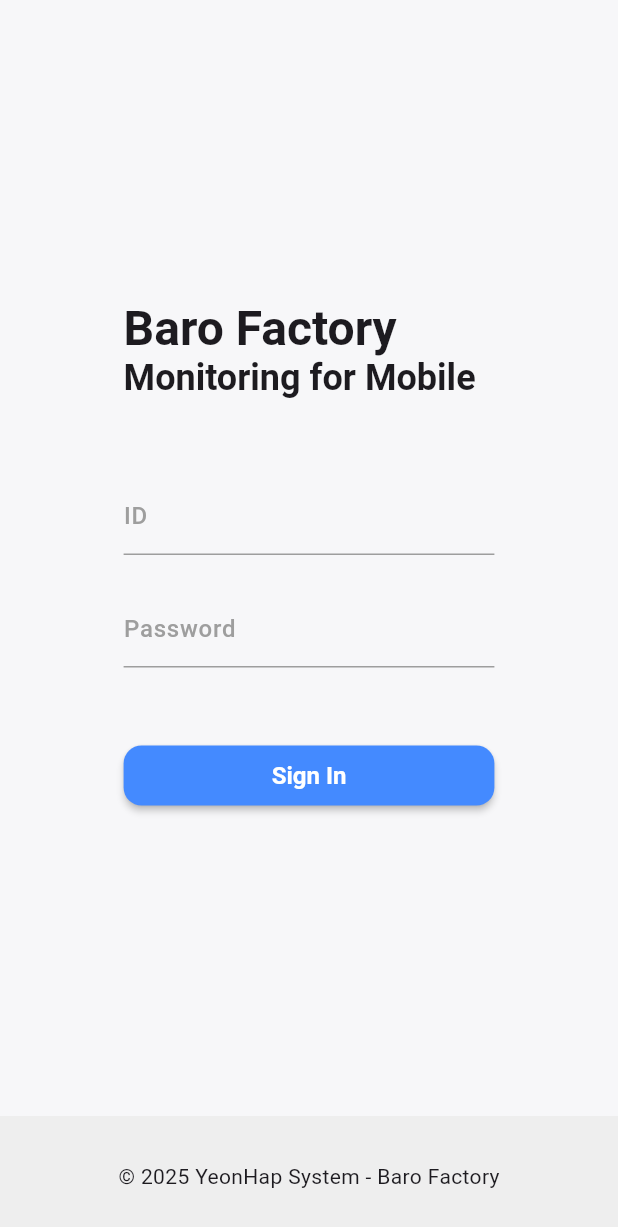
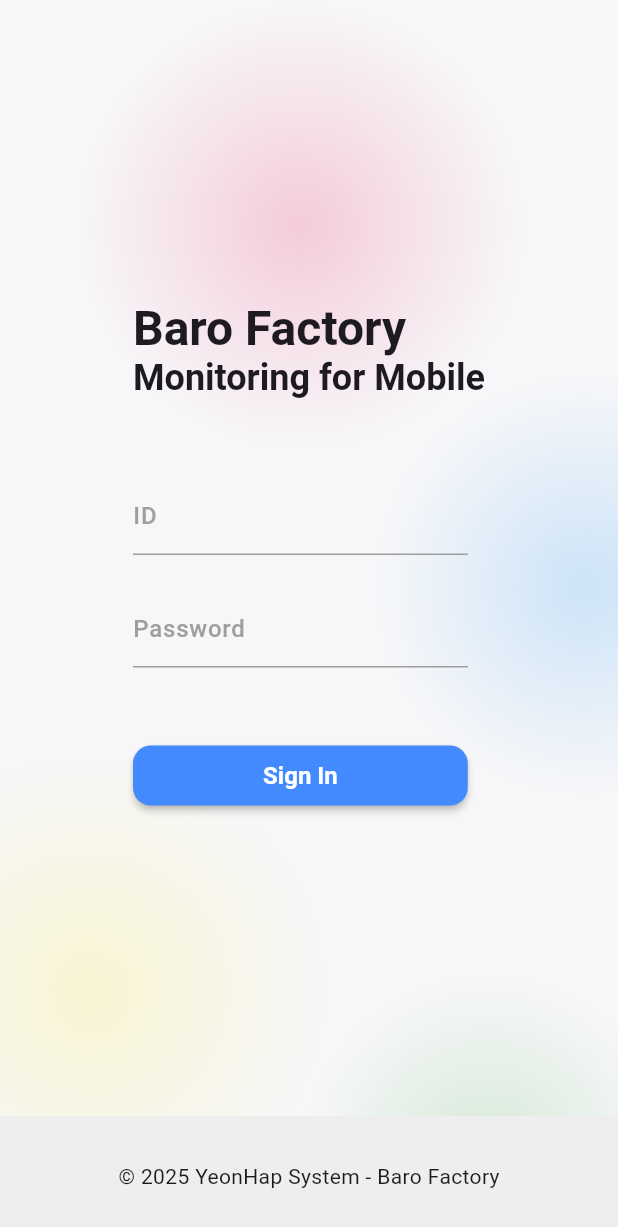
Before and after one commit to HaJaehyeong/flutter-study, a Flutter app: the screen it shows after launch, after a tap on "Go to Sign In", on a phone screen of 412 x 824 dp. Shown: the top 1227 px of the screen. Run offline on Flutter 3.47's test engine with Material 3 defaults, Android fonts, the phone set to English and light mode, and no system bars; our stand-ins replace dio; network calls fail.

Commit message:
modify signin screen design

```diff
--- a/lib/screens/signin_screen.dart
+++ b/lib/screens/signin_screen.dart
@@ -43,8 +43,33 @@
   Widget build(BuildContext context) {
     // NOTE(hajae): Scaffold -> Layout (전체 페이지 틀)
     return Scaffold(
-      body: Container(
-        alignment: Alignment.center,
+      body: Stack(
+        fit: StackFit.expand,
+        children: [
+          // NOTE(hajae): 배경
+          Positioned(
+            top: 0,
+            left: 50,
+            child: _blurCircle(300, Colors.pink.withValues(alpha: .2)),
+          ),
+          Positioned(
+            top: 250,
+            left: 250,
+            child: _blurCircle(280, Colors.blue.withValues(alpha: .2)),
+          ),
+          Positioned(
+            top: 500,
+            left: -100,
+            child: _blurCircle(320, Colors.yellow.withValues(alpha: .2)),
+          ),
+          Positioned(
+            top: 650,
+            left: 200,
+            child: _blurCircle(250, Colors.green.withValues(alpha: .2)),
+          ),
+          Center(
+            child: Padding(
+              padding: const EdgeInsets.all(20),
               child: Column(
                 mainAxisAlignment: MainAxisAlignment.center,
                 crossAxisAlignment: CrossAxisAlignment.center,
@@ -72,7 +97,7 @@
                       ),
                       const SizedBox(height: 50),
                       FractionallySizedBox(
-                  widthFactor: 0.6,
+                        widthFactor: .6,
                         child: CustomTextField(
                           hintText: 'ID',
                           onChanged: viewModel.setId,
@@ -80,7 +105,7 @@
                       ),
                       const SizedBox(height: 24),
                       FractionallySizedBox(
-                  widthFactor: 0.6,
+                        widthFactor: .6,
                         child: CustomTextField(
                           hintText: 'Password',
                           obscureText: true,
@@ -89,7 +114,7 @@
                       ),
                       const SizedBox(height: 48),
                       FractionallySizedBox(
-                  widthFactor: 0.6,
+                        widthFactor: .6,
                         child: PrimaryButton(
                           text: 'Sign In',
                           onPressed: _handleLogin,
@@ -100,6 +125,9 @@
                 ],
               ),
             ),
+          ),
+        ],
+      ),
       bottomNavigationBar: Container(
         height: 80,
         alignment: Alignment.center,
@@ -108,4 +136,19 @@
       ),
     );
   }
+
+  // NOTE(hajae): 원형 블러 효과를 만들기 위한 함수
+  Widget _blurCircle(double size, Color color) {
+    return Container(
+      width: size,
+      height: size,
+      decoration: BoxDecoration(
+        shape: BoxShape.circle,
+        gradient: RadialGradient(
+          colors: [color.withValues(alpha: .2), color.withValues(alpha: .0)],
+          stops: [0, 1],
+        ),
+      ),
+    );
   }
+}
```
Lines whose indentation alone changed are shown as unchanged.
